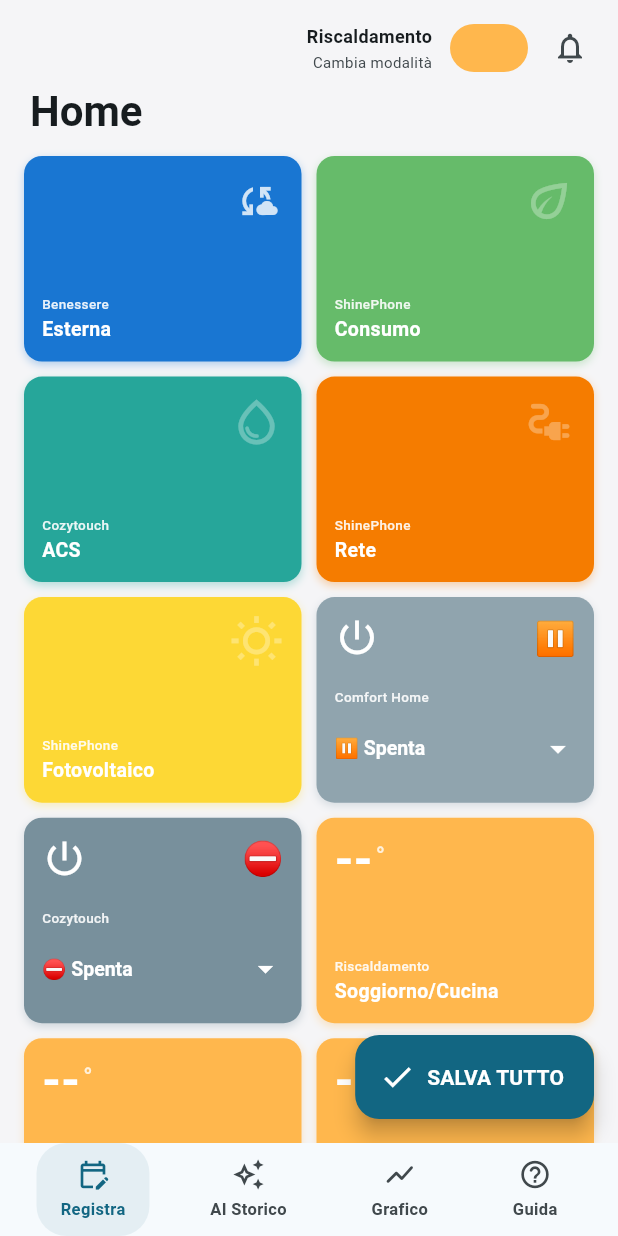
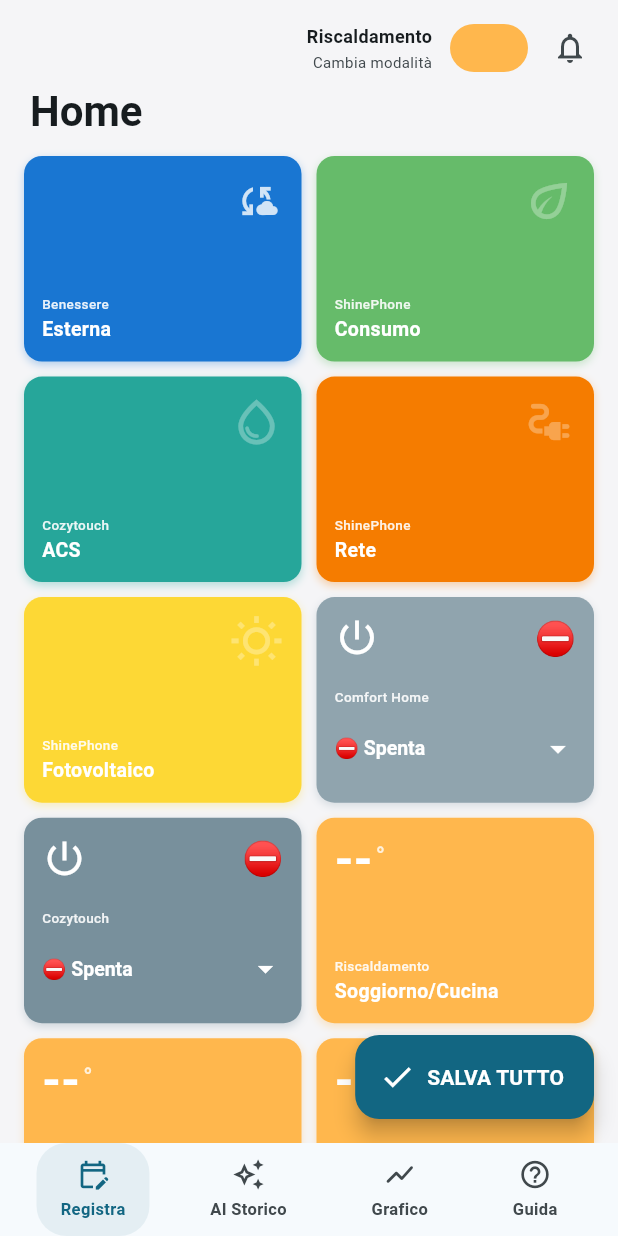
Before and after one commit to giandomeniconigro90-pixel/New-curva_climatica, a Flutter app: the screen it shows after launch, after a tap on "CONTINUA", after a tap on "TERMINA E VAI ALLA HOME", on a phone screen of 412 x 824 dp. Run offline on Flutter 3.47's test engine with Material 3 defaults, Android fonts, the phone set to English and light mode, and no system bars; our stand-ins replace csv, file_picker, fl_chart, flutter_local_notifications, fluttertoast, geocoding and 8 more; accounts and stored records are empty.

Commit message:
Fix: icona spenta Comfort Home uguale a Cozytouch (⛔)

```diff
--- a/lib/features/home/widgets/input_page.dart
+++ b/lib/features/home/widgets/input_page.dart
@@ -290,13 +290,13 @@ class _InputPageState extends State<InputPage> {
               ? '❄️'
               : label == 'Riscaldamento'
                   ? '🔥'
-                  : '⏸',
+                  : '⛔',
           subtitle: 'Comfort Home',
           notifier: widget.heatpumpModeNotifier,
           items: const [
             DropdownMenuItem(value: 'riscaldamento', child: Text('🔥 Riscaldamento')),
             DropdownMenuItem(value: 'raffrescamento', child: Text('❄️ Raffrescamento')),
-            DropdownMenuItem(value: 'spenta', child: Text('⏸ Spenta')),
+            DropdownMenuItem(value: 'spenta', child: Text('⛔ Spenta')),
           ],
         );
       },
```
